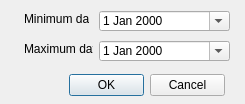
The window that ui/wizard/ui_date_property.ui (gltn/stdm) describes before a commit, drawn with Qt 5.
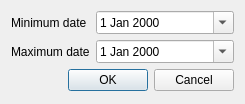
The same window after the commit.

Commit message: Added layouts on all property editors

```diff
--- a/ui/wizard/ui_date_property.ui
+++ b/ui/wizard/ui_date_property.ui
@@ -13,31 +13,9 @@
   <property name="windowTitle">
    <string>Date properties</string>
   </property>
-  <widget class="QDialogButtonBox" name="buttonBox">
-   <property name="geometry">
-    <rect>
-     <x>69</x>
-     <y>74</y>
-     <width>156</width>
-     <height>23</height>
-    </rect>
-   </property>
-   <property name="orientation">
-    <enum>Qt::Horizontal</enum>
-   </property>
-   <property name="standardButtons">
-    <set>QDialogButtonBox::Cancel|QDialogButtonBox::Ok</set>
-   </property>
-  </widget>
+  <layout class="QFormLayout" name="formLayout">
+   <item row="0" column="0">
   <widget class="QLabel" name="label">
-   <property name="geometry">
-    <rect>
-     <x>24</x>
-     <y>11</y>
-     <width>65</width>
-     <height>16</height>
-    </rect>
-   </property>
    <property name="maximumSize">
     <size>
      <width>200</width>
@@ -48,28 +26,16 @@
     <string>Minimum date</string>
    </property>
   </widget>
+   </item>
+   <item row="0" column="1">
   <widget class="QDateEdit" name="edtMinDate">
-   <property name="geometry">
-    <rect>
-     <x>99</x>
-     <y>11</y>
-     <width>131</width>
-     <height>20</height>
-    </rect>
-   </property>
    <property name="calendarPopup">
     <bool>true</bool>
    </property>
   </widget>
+   </item>
+   <item row="1" column="0">
   <widget class="QLabel" name="label_2">
-   <property name="geometry">
-    <rect>
-     <x>24</x>
-     <y>41</y>
-     <width>69</width>
-     <height>16</height>
-    </rect>
-   </property>
    <property name="sizePolicy">
     <sizepolicy hsizetype="Fixed" vsizetype="Preferred">
      <horstretch>0</horstretch>
@@ -86,19 +52,25 @@
     <string>Maximum date</string>
    </property>
   </widget>
+   </item>
+   <item row="1" column="1">
   <widget class="QDateEdit" name="edtMaxDate">
-   <property name="geometry">
-    <rect>
-     <x>99</x>
-     <y>41</y>
-     <width>131</width>
-     <height>20</height>
-    </rect>
-   </property>
    <property name="calendarPopup">
     <bool>true</bool>
    </property>
   </widget>
+   </item>
+   <item row="2" column="0" colspan="2">
+    <widget class="QDialogButtonBox" name="buttonBox">
+     <property name="orientation">
+      <enum>Qt::Horizontal</enum>
+     </property>
+     <property name="standardButtons">
+      <set>QDialogButtonBox::Cancel|QDialogButtonBox::Ok</set>
+     </property>
+    </widget>
+   </item>
+  </layout>
  </widget>
  <resources/>
  <connections>
```
Lines whose indentation alone changed are shown as unchanged. The commit also changes 20 other files.
